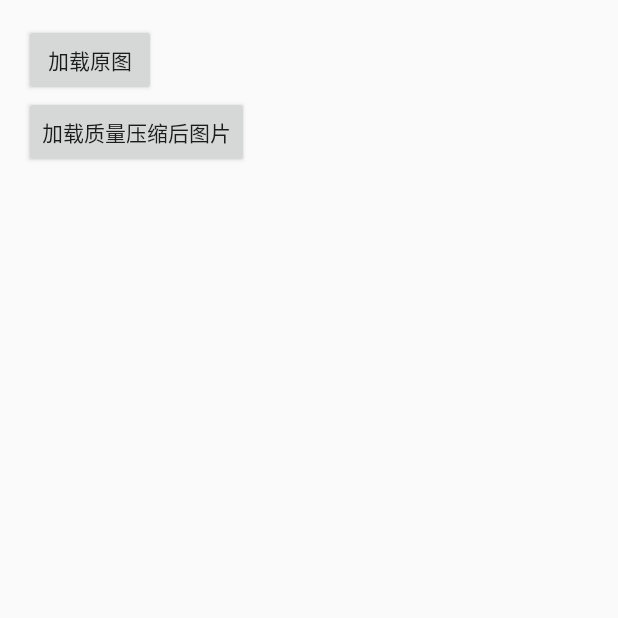
After one commit to linshunm/iUtils, an Android app: the ImageTestActivity screen opened directly, with no data from a screen before it, on a phone screen of 412 x 824 dp, the top half of it. The commit adds this screen. Run offline under Robolectric (Android 15) with nearby library versions, the phone set to English and light mode, and no system bars.

Commit message:
image test

```diff
--- a/app/src/main/AndroidManifest.xml
+++ b/app/src/main/AndroidManifest.xml
@@ -47,6 +47,8 @@
 
         <activity android:name=".leak.StaticInnerClassActivity">
         </activity>
+        <activity android:name=".test.ImageTestActivity">
+        </activity>
     </application>
 
 </manifest>
--- a/app/src/main/java/com/iutils/main/view/MainActivity.java
+++ b/app/src/main/java/com/iutils/main/view/MainActivity.java
@@ -11,6 +11,7 @@ import com.iutils.R;
 import com.iutils.common.BaseActivity;
 import com.iutils.leak.StaticInnerClassActivity;
 import com.iutils.main.presenter.MainPresenter;
+import com.iutils.test.ImageTestActivity;
 import com.iutils.utils.ILog;
 
 public class MainActivity extends BaseActivity implements IMainView, View.OnClickListener {
@@ -68,7 +69,7 @@ public class MainActivity extends BaseActivity implements IMainView, View.OnClic
         switch (v.getId()) {
             case R.id.btn_test: {
                 ILog.i(TAG, "goto StaticInnerClassActivity");
-                Intent intent = new Intent(this, StaticInnerClassActivity.class);
+                Intent intent = new Intent(this, ImageTestActivity.class);
                 startActivity(intent);
                 break;
             }
--- /dev/null
+++ b/app/src/main/java/com/iutils/test/ImageTestActivity.java
@@ -0,0 +1,98 @@
+package com.iutils.test;
+
+import android.graphics.Bitmap;
+import android.support.v7.app.AppCompatActivity;
+import android.os.Bundle;
+import android.view.View;
+import android.widget.Button;
+import android.widget.ImageView;
+
+import com.iutils.R;
+import com.iutils.utils.FileUtil;
+import com.iutils.utils.ImageUtil;
+
+import java.io.File;
+
+public class ImageTestActivity extends AppCompatActivity implements View.OnClickListener{
+    private static final String TAG = "ImageTestActivity";
+
+    private Button btnLoadOriginal;
+    private Button btnLoadQuality;
+    private ImageView ivShow;
+    private Bitmap originalBitmap;
+    private Bitmap qualityBitmap;
+
+
+    @Override
+    protected void onCreate(Bundle savedInstanceState) {
+        super.onCreate(savedInstanceState);
+        setContentView(R.layout.activity_image_test);
+        initView();
+        initData();
+    }
+
+
+    @Override
+    public void onClick(View v) {
+        switch (v.getId())
+        {
+            case R.id.btn_load_original:
+            {
+                showOriginal();
+                break;
+            }
+            case R.id.btn_load_quality:
+            {
+                showQuality();
+                break;
+            }
+            case R.id.iv_show:
+            {
+                ivShow.setVisibility(View.GONE);
+            }
+        }
+    }
+
+    private void initData()
+    {
+        originalBitmap = getTestImage();
+    }
+
+
+    private void initView()
+    {
+        btnLoadOriginal = (Button)findViewById(R.id.btn_load_original);
+        btnLoadOriginal.setOnClickListener(this);
+        btnLoadQuality = (Button)findViewById(R.id.btn_load_quality);
+        btnLoadQuality.setOnClickListener(this);
+
+        ivShow = (ImageView)findViewById(R.id.iv_show);
+        ivShow.setOnClickListener(this);
+    }
+
+    private Bitmap getTestImage()
+    {
+        String filepath = FileUtil.getSDCardPath()+File.separator+"img1.jpg";
+        return ImageUtil.getBitmap(filepath);
+    }
+
+    private void showOriginal()
+    {
+        ivShow.setImageBitmap(originalBitmap);
+        ivShow.setVisibility(View.VISIBLE);
+    }
+
+    private void showQuality()
+    {
+        if(qualityBitmap == null)
+        {
+            String filepath = FileUtil.getSDCardPath()+File.separator+"img1_quality.jpg";
+            File outFile = new File(filepath);
+            ImageUtil.compressQuality(originalBitmap, 65, outFile);
+            qualityBitmap = ImageUtil.getBitmap(filepath);
+        }
+
+        ivShow.setImageBitmap(qualityBitmap);
+        ivShow.setVisibility(View.VISIBLE);
+    }
+}
--- a/app/src/main/java/com/iutils/utils/FileUtil.java
+++ b/app/src/main/java/com/iutils/utils/FileUtil.java
@@ -1,4 +1,6 @@
 package com.iutils.utils;
+
+import android.os.Environment;
 
 import java.io.IOException;
 import java.io.RandomAccessFile;
@@ -20,4 +22,9 @@ public class FileUtil {
 
         return byteBuffer.array();
     }
+
+    public static String getSDCardPath()
+    {
+        return Environment.getExternalStorageDirectory().getPath();
+    }
 }
--- /dev/null
+++ b/app/src/main/java/com/iutils/utils/ImageUtil.java
@@ -0,0 +1,52 @@
+package com.iutils.utils;
+
+import android.graphics.Bitmap;
+import android.graphics.BitmapFactory;
+
+import java.io.ByteArrayOutputStream;
+import java.io.File;
+import java.io.FileOutputStream;
+
+/**
+ * Created by kevin on 2017/12/27.
+ */
+public class ImageUtil {
+    /**
+     * 质量压缩
+     *
+     * @param bitmap
+     * @param quality
+     * @param file
+     */
+    public static void compressQuality(Bitmap bitmap, int quality, File file) {
+        ByteArrayOutputStream baos = new ByteArrayOutputStream();
+        bitmap.compress(Bitmap.CompressFormat.JPEG, quality, baos);
+        try {
+            FileOutputStream fos = new FileOutputStream(file);
+            fos.write(baos.toByteArray());
+            fos.flush();
+            fos.close();
+        } catch (Exception e) {
+            e.printStackTrace();
+        }
+    }
+
+    /**
+     * 通过图片路径获取Bitmap
+     * @param filepath
+     * @return
+     */
+    public static Bitmap getBitmap(String filepath)
+    {
+        File file = new File(filepath);
+
+        if(file.exists())
+        {
+            return BitmapFactory.decodeFile(filepath);
+        }
+        else
+        {
+            return null;
+        }
+    }
+}
--- /dev/null
+++ b/app/src/main/res/layout/activity_image_test.xml
@@ -0,0 +1,36 @@
+<?xml version="1.0" encoding="utf-8"?>
+<RelativeLayout
+    xmlns:android="http://schemas.android.com/apk/res/android"
+    xmlns:tools="http://schemas.android.com/tools"
+    android:layout_width="match_parent"
+    android:layout_height="match_parent"
+    android:paddingBottom="@dimen/activity_vertical_margin"
+    android:paddingLeft="@dimen/activity_horizontal_margin"
+    android:paddingRight="@dimen/activity_horizontal_margin"
+    android:paddingTop="@dimen/activity_vertical_margin"
+    tools:context="com.iutils.test.ImageTestActivity">
+    <LinearLayout
+        android:layout_width="match_parent"
+        android:layout_height="match_parent"
+        android:orientation="vertical">
+
+        <Button
+        android:id="@+id/btn_load_original"
+        android:layout_width="wrap_content"
+        android:layout_height="wrap_content"
+        android:text="加载原图"/>
+
+        <Button
+            android:id="@+id/btn_load_quality"
+            android:layout_width="wrap_content"
+            android:layout_height="wrap_content"
+            android:text="加载质量压缩后图片"/>
+
+    </LinearLayout>
+
+    <ImageView
+        android:id="@+id/iv_show"
+        android:layout_width="wrap_content"
+        android:layout_height="wrap_content"/>
+
+</RelativeLayout>
```
Also changed, not shown: app/src/main/java/com/iutils/concurent/SemaphoreTest.java (added, +56 -0 lines), app/src/main/res/layout/activity_static_inner_class.xml (added, +13 -0 lines), 3 other files.
